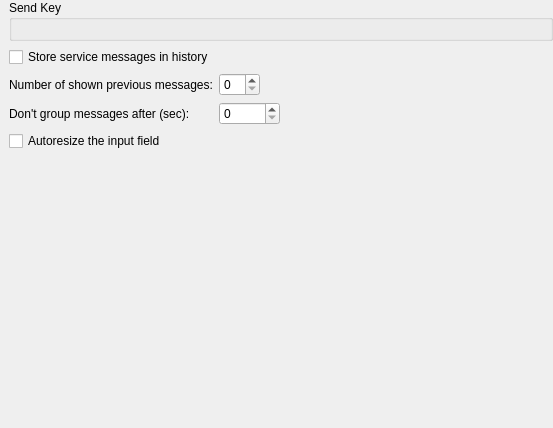
Before: the Qt Designer form core/src/corelayers/adiumchat/chatforms/stackedchatform/settings/stackedchatbehavior.ui in euroelessar/qutim, drawn with Qt 5.
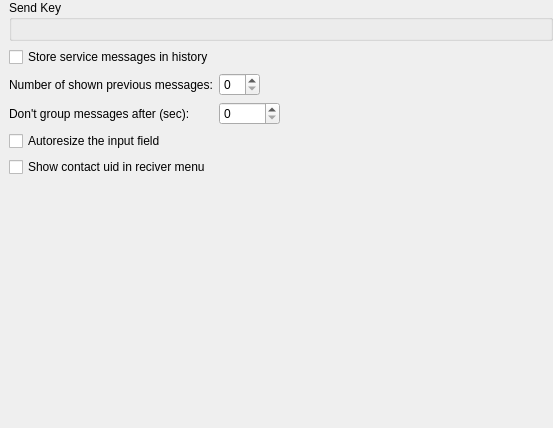
After: the same form once the commit is applied.

Commit message: select contact for send messages

```diff
--- a/core/src/corelayers/adiumchat/chatforms/stackedchatform/settings/stackedchatbehavior.ui
+++ b/core/src/corelayers/adiumchat/chatforms/stackedchatform/settings/stackedchatbehavior.ui
@@ -98,7 +98,14 @@
          </property>
         </widget>
        </item>
-       <item row="4" column="0">
+       <item row="5" column="0" colspan="2">
+        <widget class="QCheckBox" name="uid2menuBox">
+         <property name="text">
+          <string>Show contact uid in reciver menu</string>
+         </property>
+        </widget>
+       </item>
+       <item row="4" column="0" colspan="2">
         <widget class="QCheckBox" name="autoresizeBox">
          <property name="text">
           <string>Autoresize the input field </string>
```
The commit also changes 10 other files.
